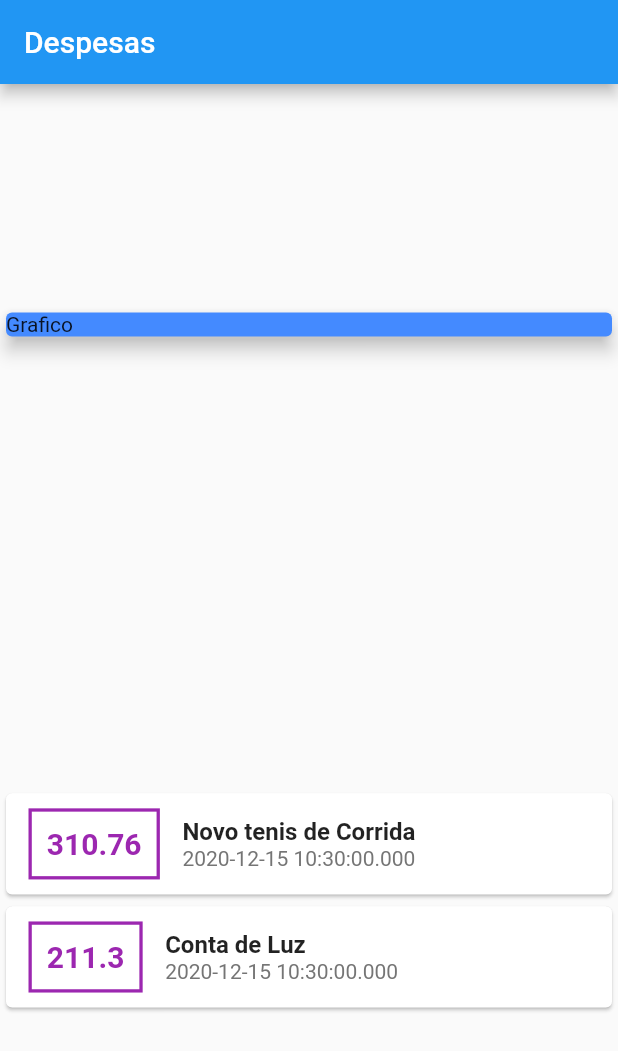
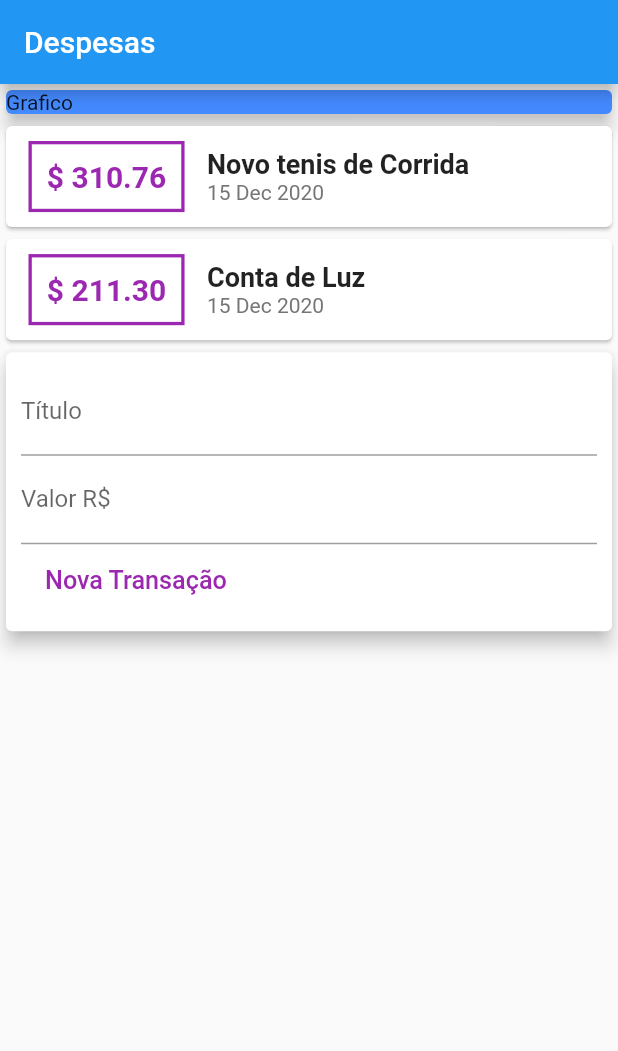
Before and after one commit to ravi2612/contabilidadePessoal, a Flutter app: the screen it shows after launch, on a phone screen of 412 x 824 dp. Shown: the top 1051 px of the screen. Run offline on Flutter 3.47's test engine with Material 2 defaults, Android fonts, the phone set to English and light mode, and no system bars.

Commit message:
criando_novas_despesas

```diff
--- a/lib/main.dart
+++ b/lib/main.dart
@@ -1,5 +1,6 @@
 import 'package:contabilidade_Pessoal_2/models/transaction.dart';
 import 'package:flutter/material.dart';
+import 'package:intl/intl.dart';
 
 main() => runApp(ExpensesApp());
 
@@ -35,7 +36,7 @@ class MyHomePage extends StatelessWidget {
         title: Text('Despesas'),
       ),
       body: Column(
-        mainAxisAlignment: MainAxisAlignment.spaceAround,
+
         crossAxisAlignment: CrossAxisAlignment.stretch,
         children: [
           Container(
@@ -47,7 +48,7 @@ class MyHomePage extends StatelessWidget {
             ),
           ),
           Column(
-            children:_transactions.map((tr) {
+            children: _transactions.map((tr) {
               return Card(
                 child: Row(
                   children: [
@@ -60,11 +61,10 @@ class MyHomePage extends StatelessWidget {
                           border: Border.all(
                         color: Colors.purple,
                         width: 2.2,
-                          )
-                        ),
+                      )),
                       padding: EdgeInsets.all(10),
                       child: Text(
-                          tr.value.toString(),
+                        '\$ ' + '${tr.value.toStringAsFixed(2)}',
                         style: TextStyle(
                           fontWeight: FontWeight.bold,
                           fontSize: 20,
@@ -79,17 +79,14 @@ class MyHomePage extends StatelessWidget {
                           tr.title,
                           style: TextStyle(
                             fontWeight: FontWeight.bold,
-                              fontSize: 16,
+                            fontSize: 18,
                           ),
                         ),
                         Text(
-                            tr.date.toString(),
+                          DateFormat('d MMM y').format(tr.date),
                           style: TextStyle(
                             color: Colors.grey[600],
                           ),
-
-
-
                         ),
                       ],
                     )
@@ -97,7 +94,38 @@ class MyHomePage extends StatelessWidget {
                 ),
               );
             }).toList(),
+          ),
+          Card(
+            elevation: 5,
+            child: Padding(
+              padding: const EdgeInsets.all(10),
+              child: Column(
+                children: [
+                  TextField(
+                    decoration: InputDecoration(
+                      labelText: 'Título'
                     )
+                  ),
+                  TextField(
+                    decoration: InputDecoration(
+                      labelText: 'Valor R\$ '
+                    ),
+                  ),
+                  Row(
+                    mainAxisAlignment: MainAxisAlignment.start,
+                    children: [
+                      FlatButton(
+                        child: Text('Nova Transação',
+                        textScaleFactor: 1.2,),
+                        textColor: Colors.purple,
+                        onPressed: (){},
+                      ),
+                    ],
+                  )
+                ],
+              ),
+            ),
+          ),
         ],
       ),
     );
--- a/pubspec.yaml
+++ b/pubspec.yaml
@@ -23,6 +23,7 @@ environment:
 dependencies:
   flutter:
     sdk: flutter
+  intl: ^0.16.1
 
 
   # The following adds the Cupertino Icons font to your application.
```
Also changed, not shown: pubspec.lock. Lines whose indentation alone changed are shown as unchanged.
